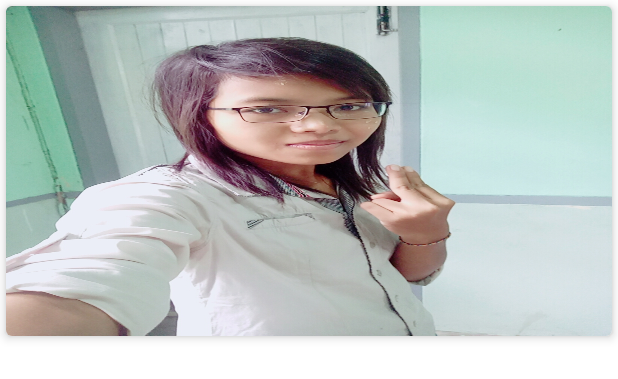
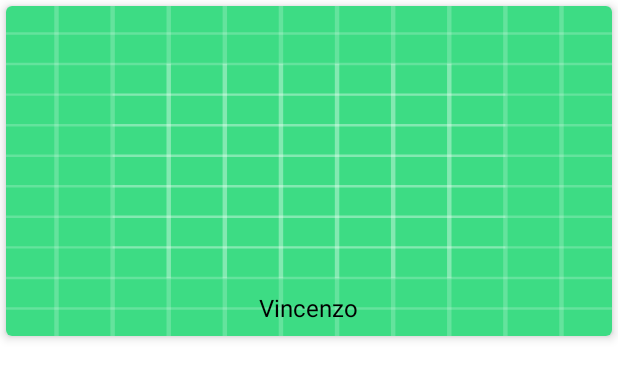
Before and after one commit to hsumyatyehtet/HmyhAssignmentOne, an Android app: the layout view_holder_in_movie.xml on its own in the app's theme, with its tools: preview values and no code run, on a phone screen of 412 x 824 dp. Shown: the top 379 px of the screen. Run offline under Robolectric (Android 15) with nearby library versions, the phone set to English and light mode, and no system bars; network calls fail.

Commit message:
main fragment movie list data binding

```diff
--- a/app/src/main/java/dev/hmyh/hmyhassignmentone/data/models/HmyhAssignmentOneModel.kt
+++ b/app/src/main/java/dev/hmyh/hmyhassignmentone/data/models/HmyhAssignmentOneModel.kt
@@ -12,5 +12,5 @@ interface HmyhAssignmentOneModel {
         onFailure: (String)->Unit
     ): LiveData<TopRatedMovieVO>
 
-    fun getAllTopRatedMovieList(onError: (String)->Unit): LiveData<List<MovieListVO>>
+    fun getAllTopRatedMovieList(onError: (String)->Unit): LiveData<TopRatedMovieVO>
 }
--- a/app/src/main/java/dev/hmyh/hmyhassignmentone/fragment/MainFragment.kt
+++ b/app/src/main/java/dev/hmyh/hmyhassignmentone/fragment/MainFragment.kt
@@ -44,8 +44,10 @@ class MainFragment : Fragment() {
 
     private fun setUpDataObservations() {
         mMovieViewModel.getMovieListLiveData().observe(viewLifecycleOwner, Observer {
-            it?.let { movieList->
-                mAdapter.setNewData(movieList as MutableList<MovieListVO>)
+            it?.let { topRatedMove->
+                topRatedMove.movieList.let { movieList->
+                    mAdapter.setNewData(movieList as MutableList<MovieListVO>)
+                }
             }
         })
     }
--- a/app/src/main/res/layout/view_holder_in_movie.xml
+++ b/app/src/main/res/layout/view_holder_in_movie.xml
@@ -14,10 +14,24 @@
         android:layout_height="match_parent">
 
         <ImageView
+            android:id="@+id/ivMovieImage"
             android:layout_width="match_parent"
             android:layout_height="match_parent"
-            android:src="@drawable/hmyh"
+            android:src="@drawable/ic_launcher_background"
             android:scaleType="fitXY"/>
+
+        <TextView
+            android:id="@+id/tvMovieTitle"
+            android:layout_width="wrap_content"
+            android:layout_height="wrap_content"
+            android:text="Vincenzo"
+            android:layout_alignParentBottom="true"
+            android:layout_centerHorizontal="true"
+            android:textColor="@color/black"
+            android:textSize="@dimen/text_regular_2x"
+            android:layout_marginBottom="@dimen/margin_medium"
+            android:layout_marginStart="@dimen/margin_small"
+            android:layout_marginEnd="@dimen/margin_small" />
 
     </RelativeLayout>
 
--- a/app/src/main/res/values/colors.xml
+++ b/app/src/main/res/values/colors.xml
@@ -7,4 +7,8 @@
     <color name="teal_700">#FF018786</color>
     <color name="black">#FF000000</color>
     <color name="white">#FFFFFFFF</color>
+
+    <color name="red_200">#EF9A9A</color>
+    <color name="red_500">#F44336</color>
+    <color name="red_700">#D32F2F</color>
 </resources>
--- a/app/src/main/res/values/themes.xml
+++ b/app/src/main/res/values/themes.xml
@@ -3,7 +3,7 @@
     <style name="Theme.HmyhAssignmentOne" parent="Theme.MaterialComponents.DayNight.DarkActionBar">
         <!-- Primary brand color. -->
         <item name="colorPrimary">@color/purple_500</item>
-        <item name="colorPrimaryVariant">@color/purple_700</item>
+        <item name="colorPrimaryVariant">@color/red_700</item>
         <item name="colorOnPrimary">@color/white</item>
         <!-- Secondary brand color. -->
         <item name="colorSecondary">@color/teal_200</item>
```
Also changed, not shown: app/src/main/java/dev/hmyh/hmyhassignmentone/data/models/impl/HmyhAssignmentOneModelImpl.kt (+15 -10 lines), app/src/main/java/dev/hmyh/hmyhassignmentone/network/HmyhAssignmentOneApi.kt (+7 -2 lines), app/src/main/java/dev/hmyh/hmyhassignmentone/view/holder/MovieViewHolder.kt (+7 -0 lines), app/src/main/java/dev/hmyh/hmyhassignmentone/viewmodels/MovieViewModel.kt (+3 -9 lines), app/src/main/res/layout/fragment_main.xml (+18 -7 lines), app/src/main/res/drawable/hmyh.jpg (deleted).
